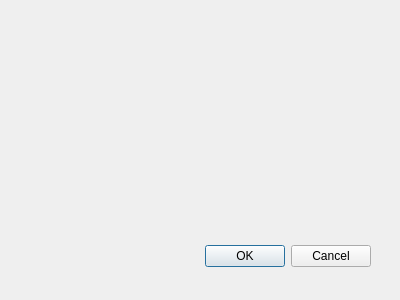
Old version of the form lat_long_dialog_base.ui in the repository arslopez/plugin_qgis.
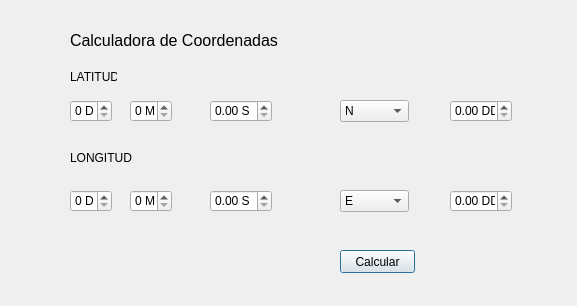
New version of the form.

Commit message: Diseño del formulario para el programa

Patch:
```diff
--- a/lat_long_dialog_base.ui
+++ b/lat_long_dialog_base.ui
@@ -1,31 +1,246 @@
 <ui version="4.0" >
  <class>CalculadoraDialogBase</class>
- <widget class="QDialog" name="CalculadoraDialogBase" >
-  <property name="geometry" >
+ <widget class="QDialog" name="CalculadoraDialogBase">
+  <property name="geometry">
    <rect>
     <x>0</x>
     <y>0</y>
-    <width>400</width>
-    <height>300</height>
+    <width>577</width>
+    <height>306</height>
    </rect>
   </property>
   <property name="windowTitle" >
    <string>Latitud_Longitud</string>
   </property>
-  <widget class="QDialogButtonBox" name="button_box" >
-   <property name="geometry" >
+  <widget class="QLabel" name="label1">
+   <property name="geometry">
     <rect>
-     <x>30</x>
-     <y>240</y>
-     <width>341</width>
-     <height>32</height>
+     <x>70</x>
+     <y>20</y>
+     <width>231</width>
+     <height>41</height>
     </rect>
    </property>
-   <property name="orientation" >
-    <enum>Qt::Horizontal</enum>
+   <property name="font">
+    <font>
+     <pointsize>12</pointsize>
+    </font>
    </property>
-   <property name="standardButtons" >
-    <set>QDialogButtonBox::Cancel|QDialogButtonBox::Ok</set>
+   <property name="text">
+    <string>Calculadora de Coordenadas</string>
+   </property>
+  </widget>
+  <widget class="QSpinBox" name="spGra">
+   <property name="geometry">
+    <rect>
+     <x>70</x>
+     <y>100</y>
+     <width>42</width>
+     <height>22</height>
+    </rect>
+   </property>
+   <property name="suffix">
+    <string> D</string>
+   </property>
+   <property name="prefix">
+    <string/>
+   </property>
+  </widget>
+  <widget class="QSpinBox" name="spMin">
+   <property name="geometry">
+    <rect>
+     <x>130</x>
+     <y>100</y>
+     <width>42</width>
+     <height>22</height>
+    </rect>
+   </property>
+   <property name="suffix">
+    <string> M</string>
+   </property>
+  </widget>
+  <widget class="QDoubleSpinBox" name="spSeg">
+   <property name="geometry">
+    <rect>
+     <x>210</x>
+     <y>100</y>
+     <width>62</width>
+     <height>22</height>
+    </rect>
+   </property>
+   <property name="prefix">
+    <string/>
+   </property>
+   <property name="suffix">
+    <string> S</string>
+   </property>
+  </widget>
+  <widget class="QDoubleSpinBox" name="spRes1">
+   <property name="geometry">
+    <rect>
+     <x>450</x>
+     <y>100</y>
+     <width>62</width>
+     <height>22</height>
+    </rect>
+   </property>
+   <property name="suffix">
+    <string> DD</string>
+   </property>
+  </widget>
+  <widget class="QComboBox" name="cmb1">
+   <property name="geometry">
+    <rect>
+     <x>340</x>
+     <y>100</y>
+     <width>69</width>
+     <height>22</height>
+    </rect>
+   </property>
+   <property name="editable">
+    <bool>false</bool>
+   </property>
+   <property name="currentText">
+    <string>N</string>
+   </property>
+   <property name="currentIndex">
+    <number>0</number>
+   </property>
+   <item>
+    <property name="text">
+     <string>N</string>
+    </property>
+   </item>
+   <item>
+    <property name="text">
+     <string>S</string>
+    </property>
+   </item>
+  </widget>
+  <widget class="QLabel" name="label">
+   <property name="geometry">
+    <rect>
+     <x>70</x>
+     <y>70</y>
+     <width>47</width>
+     <height>13</height>
+    </rect>
+   </property>
+   <property name="text">
+    <string>LATITUD</string>
+   </property>
+  </widget>
+  <widget class="QLabel" name="label_2">
+   <property name="geometry">
+    <rect>
+     <x>70</x>
+     <y>150</y>
+     <width>71</width>
+     <height>16</height>
+    </rect>
+   </property>
+   <property name="text">
+    <string>LONGITUD</string>
+   </property>
+  </widget>
+  <widget class="QSpinBox" name="spGra_2">
+   <property name="geometry">
+    <rect>
+     <x>70</x>
+     <y>190</y>
+     <width>42</width>
+     <height>22</height>
+    </rect>
+   </property>
+   <property name="suffix">
+    <string> D</string>
+   </property>
+   <property name="prefix">
+    <string/>
+   </property>
+  </widget>
+  <widget class="QSpinBox" name="spMin_2">
+   <property name="geometry">
+    <rect>
+     <x>130</x>
+     <y>190</y>
+     <width>42</width>
+     <height>22</height>
+    </rect>
+   </property>
+   <property name="suffix">
+    <string> M</string>
+   </property>
+  </widget>
+  <widget class="QDoubleSpinBox" name="spSeg_2">
+   <property name="geometry">
+    <rect>
+     <x>210</x>
+     <y>190</y>
+     <width>62</width>
+     <height>22</height>
+    </rect>
+   </property>
+   <property name="prefix">
+    <string/>
+   </property>
+   <property name="suffix">
+    <string> S</string>
+   </property>
+  </widget>
+  <widget class="QComboBox" name="cmb1_2">
+   <property name="geometry">
+    <rect>
+     <x>340</x>
+     <y>190</y>
+     <width>69</width>
+     <height>22</height>
+    </rect>
+   </property>
+   <property name="editable">
+    <bool>false</bool>
+   </property>
+   <property name="currentText">
+    <string>E</string>
+   </property>
+   <property name="currentIndex">
+    <number>0</number>
+   </property>
+   <item>
+    <property name="text">
+     <string>E</string>
+    </property>
+   </item>
+   <item>
+    <property name="text">
+     <string>O</string>
+    </property>
+   </item>
+  </widget>
+  <widget class="QDoubleSpinBox" name="spRes1_2">
+   <property name="geometry">
+    <rect>
+     <x>450</x>
+     <y>190</y>
+     <width>62</width>
+     <height>22</height>
+    </rect>
+   </property>
+   <property name="suffix">
+    <string> DD</string>
+   </property>
+  </widget>
+  <widget class="QPushButton" name="btnCalc">
+   <property name="geometry">
+    <rect>
+     <x>340</x>
+     <y>250</y>
+     <width>75</width>
+     <height>23</height>
+    </rect>
+   </property>
+   <property name="text">
+    <string>Calcular</string>
    </property>
   </widget>
  </widget>
```
Left out of the diff: 40 changed lines with no effect on the pictures. The commit also changes 1 other file.
